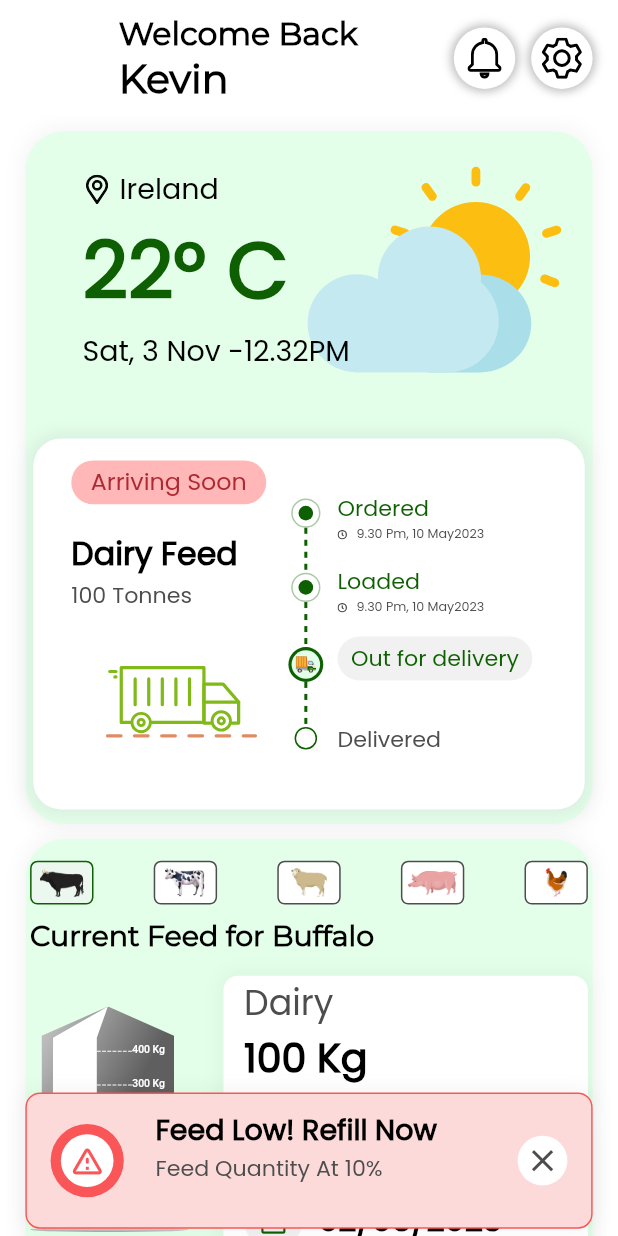
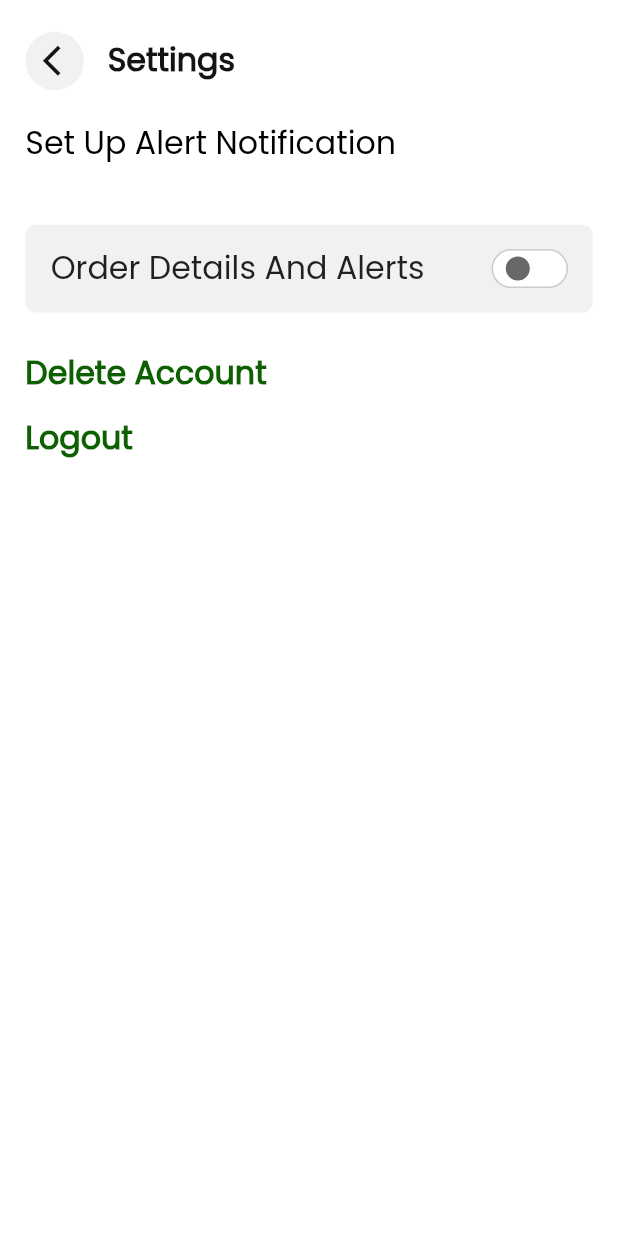
Before and after one commit to kishan06/FarmFeeders, a Flutter app: the Home screen opened by its route, after a tap on an icon or button, on a phone screen of 412 x 824 dp. Run offline on Flutter 3.47's test engine with Material 2 defaults, Android fonts, the phone set to English and light mode, and no system bars; drawn by our look-alikes of dotted_line, flutter_switch, percent_indicator; our stand-ins replace another_flushbar, buttons_tabbar, carousel_slider, dio, dropdown_button2, flutter_dash and 11 more; missing offline and left inert: appinio_video_player, flutter_share; accounts and stored records are empty.

Commit message:
notification

```diff
--- /dev/null
+++ b/lib/Settings.dart
@@ -0,0 +1,476 @@
+import 'package:farmfeeders/Utils/colors.dart';
+import 'package:farmfeeders/Utils/sized_box.dart';
+import 'package:flutter_screenutil/flutter_screenutil.dart';
+import 'package:flutter_switch/flutter_switch.dart';
+import 'package:flutter/material.dart';
+import 'package:flutter_svg/svg.dart';
+import 'package:get/get.dart';
+
+class Settings extends StatefulWidget {
+  const Settings({Key? key}) : super(key: key);
+
+  @override
+  State<Settings> createState() => _SettingsState();
+}
+
+class _SettingsState extends State<Settings> {
+  bool state = false;
+  bool fingerstate = false;
+
+  @override
+  Widget build(BuildContext context) {
+    return Scaffold(
+      backgroundColor: AppColors.white,
+      body: SafeArea(
+        child: SingleChildScrollView(
+          child: Column(
+            crossAxisAlignment: CrossAxisAlignment.start,
+            children: [
+              Padding(
+                padding: EdgeInsets.only(left: 16.w, right: 18.w, top: 20.w),
+                child: Row(
+                  mainAxisAlignment: MainAxisAlignment.start,
+                  children: [
+                    GestureDetector(
+                      onTap: () {
+                        Get.back();
+                      },
+                      child: CircleAvatar(
+                          radius: 20.h,
+                          backgroundColor: Color(0XFFF1F1F1),
+                          child: Center(
+                            child: Padding(
+                              padding: EdgeInsets.only(left: 8.w),
+                              child: Icon(
+                                Icons.arrow_back_ios,
+                                size: 25.h,
+                                color: Color(0xFF141414),
+                              ),
+                            ),
+                          )),
+                    ),
+                    SizedBox(
+                      width: 15.w,
+                    ),
+                    Text(
+                      "Settings",
+                      style: TextStyle(
+                          color: Color(0xFF141414),
+                          fontSize: 20.sp,
+                          fontWeight: FontWeight.w600),
+                    ),
+                    // Spacer(),
+                    // ElevatedButton(
+                    //   onPressed: () {
+                    //     Get.toNamed("/notification");
+                    //   },
+                    //   child: SvgPicture.asset(
+                    //     "assets/images/Notificationicon.svg",
+                    //     width: 20.w,
+                    //     height: 24.h,
+                    //   ),
+                    //   style: ElevatedButton.styleFrom(
+                    //     shape: CircleBorder(),
+                    //     // padding: EdgeInsets.all(10),
+                    //     elevation: 2,
+                    //     backgroundColor: AppColors.white,
+                    //     shadowColor: Color(0xFF444444), // <-- Splash color
+                    //   ),
+                    // )
+                  ],
+                ),
+              ),
+              SizedBox(
+                height: 20.h,
+              ),
+              Row(
+                children: [
+                  Padding(
+                    padding: EdgeInsets.symmetric(horizontal: 16.w),
+                    child: Text(
+                      "Set Up Alert Notification",
+                      textAlign: TextAlign.left,
+                      style: TextStyle(
+                          fontSize: 20.sp,
+                          color: Colors.black,
+                          fontWeight: FontWeight.w400),
+                    ),
+                  ),
+                ],
+              ),
+              SizedBox(
+                height: 39.h,
+              ),
+              Container(
+                decoration: BoxDecoration(
+                  borderRadius: BorderRadius.circular(7.h),
+                  color: AppColors.greyF1F1F1,
+                ),
+
+                margin: EdgeInsets.symmetric(horizontal: 16.w),
+                // color: AppColors.greyF1F1F1,
+                child: CustomListTile(
+                  title: "Order Details And Alerts",
+                  statecontroller: state,
+                  //sizefactor: MediaQuery.of(context).size.width * 0.4,
+                ),
+              ),
+              sizedBoxHeight(25.h),
+              GestureDetector(
+                onTap: () {
+                  buildprofiledeletedialog(context);
+                },
+                child: Padding(
+                  padding: EdgeInsets.symmetric(horizontal: 16.w),
+                  child: Text(
+                    "Delete Account",
+                    style: TextStyle(
+                        fontSize: 20.sp,
+                        color: Color(0XFF0E5F02),
+                        fontFamily: "Poppins",
+                        fontWeight: FontWeight.w600),
+                  ),
+                ),
+              ),
+              sizedBoxHeight(12.h),
+              GestureDetector(
+                onTap: () {
+                  buildprofilelogoutdialog(context);
+                },
+                child: Padding(
+                  padding: EdgeInsets.symmetric(horizontal: 16.w),
+                  child: Text(
+                    "Logout",
+                    style: TextStyle(
+                        fontSize: 20.sp,
+                        color: Color(0XFF0E5F02),
+                        fontFamily: "Poppins",
+                        fontWeight: FontWeight.w600),
+                  ),
+                ),
+              ),
+            ],
+          ),
+        ),
+      ),
+    );
+  }
+
+  buildprofiledeletedialog(context) {
+    return showDialog(
+      context: context,
+      builder: (context) => Column(
+        crossAxisAlignment: CrossAxisAlignment.start,
+        mainAxisAlignment: MainAxisAlignment.center,
+        children: [
+          AlertDialog(
+            insetPadding: EdgeInsets.symmetric(horizontal: 16),
+            backgroundColor: Get.isDarkMode ? Colors.black : Color(0XFFFFFFFF),
+            //contentPadding: EdgeInsets.fromLTRB(96, 32, 96, 28),
+            shape: RoundedRectangleBorder(
+              borderRadius: BorderRadius.all(Radius.circular(20)),
+              side: BorderSide(
+                  color: Get.isDarkMode ? Colors.grey : Color(0XFFFFFFFF)),
+            ),
+            content: Column(
+              mainAxisAlignment: MainAxisAlignment.start,
+              crossAxisAlignment: CrossAxisAlignment.start,
+              children: [
+                //sizedBoxHeight(32.h),
+                Align(
+                  alignment: Alignment.center,
+                  child: Image.asset(
+                    "mailto:assets/images/bin@2x.png",
+                    width: 35.w,
+                    height: 34.h,
+                  ),
+                ),
+                SizedBox(
+                  height: 22.h,
+                ),
+                Align(
+                  alignment: Alignment.center,
+                  child: Text(
+                    "Are you sure you want to Request Deletion Of Your Account?",
+                    textAlign: TextAlign.center,
+                    style: TextStyle(
+                      color: Colors.black,
+                      fontSize: 22.sp,
+                      //fontWeight: FontWeight.w600,
+                    ),
+                  ),
+                ),
+
+                sizedBoxHeight(21.h),
+                Row(
+                  mainAxisAlignment: MainAxisAlignment.spaceAround,
+                  children: [
+                    InkWell(
+                      onTap: () {
+                        Navigator.pop(context);
+                        buildprofiledelete2dialog(context);
+                      },
+                      child: Container(
+                        height: 48.h,
+                        width: 140.w,
+                        decoration: BoxDecoration(
+                            borderRadius: BorderRadius.circular(10.h),
+                            color: AppColors.buttoncolour),
+                        child: Center(
+                          child: Text(
+                            "Yes",
+                            style: TextStyle(
+                                color: AppColors.white, fontSize: 18.sp),
+                          ),
+                        ),
+                      ),
+                    ),
+                    sizedBoxWidth(28.w),
+                    InkWell(
+                      onTap: () {
+                        Navigator.pop(context);
+                      },
+                      child: Container(
+                        height: 48.h,
+                        width: 140.w,
+                        decoration: BoxDecoration(
+                            border: Border.all(color: Color(0XFF0E5F02)),
+                            borderRadius: BorderRadius.circular(10.h),
+                            color: AppColors.white),
+                        child: Center(
+                          child: Text(
+                            "No",
+                            style: TextStyle(
+                                color: AppColors.buttoncolour, fontSize: 18.sp),
+                          ),
+                        ),
+                      ),
+                    ),
+                  ],
+                ),
+              ],
+            ),
+          ),
+        ],
+      ),
+    );
+  }
+
+  buildprofiledelete2dialog(context) {
+    return showDialog(
+        context: context,
+        builder: (context) {
+          Future.delayed(Duration(seconds: 3), () {
+            Navigator.of(context).pop(true);
+          });
+          return Column(
+            mainAxisAlignment: MainAxisAlignment.center,
+            children: [
+              AlertDialog(
+                insetPadding: EdgeInsets.symmetric(horizontal: 16),
+                backgroundColor:
+                    Get.isDarkMode ? Colors.black : Color(0XFFFFFFFF),
+                contentPadding: EdgeInsets.fromLTRB(57.w, 46.h, 57.w, 21.h),
+                shape: RoundedRectangleBorder(
+                  borderRadius: BorderRadius.all(Radius.circular(20)),
+                  side: BorderSide(
+                      color: Get.isDarkMode ? Colors.grey : Color(0XFFFFFFFF)),
+                ),
+                content: Column(
+                  mainAxisAlignment: MainAxisAlignment.start,
+                  crossAxisAlignment: CrossAxisAlignment.start,
+                  children: [
+                    //sizedBoxHeight(46.h),
+                    Align(
+                      alignment: Alignment.center,
+                      child: Text(
+                        "Request Send To The Admin",
+                        textAlign: TextAlign.center,
+                        style: TextStyle(
+                          color: Colors.black,
+                          fontSize: 22.sp,
+                          //fontWeight: FontWeight.w600,
+                        ),
+                      ),
+                    ),
+                    sizedBoxHeight(21.h),
+                    Align(
+                      alignment: Alignment.center,
+                      child: SvgPicture.asset(
+                        "assets/images/profilrcheck.svg",
+                        width: 67.w,
+                        height: 67.h,
+                      ),
+                    ),
+                    // sizedBoxHeight(44.h)
+                  ],
+                ),
+              ),
+            ],
+          );
+        });
+  }
+
+  buildprofilelogoutdialog(context) {
+    return showDialog(
+      context: context,
+      builder: (context) => Column(
+        mainAxisAlignment: MainAxisAlignment.center,
+        children: [
+          AlertDialog(
+            insetPadding: EdgeInsets.symmetric(horizontal: 16),
+            backgroundColor: Get.isDarkMode ? Colors.black : Color(0XFFFFFFFF),
+            //contentPadding: EdgeInsets.fromLTRB(96, 32, 96, 28),
+            shape: RoundedRectangleBorder(
+              borderRadius: BorderRadius.all(Radius.circular(20)),
+              side: BorderSide(
+                  color: Get.isDarkMode ? Colors.grey : Color(0XFFFFFFFF)),
+            ),
+            content: Column(
+              mainAxisAlignment: MainAxisAlignment.start,
+              crossAxisAlignment: CrossAxisAlignment.start,
+              children: [
+                //sizedBoxHeight(32.h),
+                Align(
+                  alignment: Alignment.center,
+                  child: Image.asset(
+                    "assets/images/logout (1)@2x.png",
+                    width: 40.w,
+                    height: 50.h,
+                  ),
+                ),
+                SizedBox(
+                  height: 22.h,
+                ),
+                Align(
+                  alignment: Alignment.center,
+                  child: Text(
+                    "Are you sure you want to Logout?",
+                    textAlign: TextAlign.center,
+                    style: TextStyle(
+                      color: Colors.black,
+                      fontSize: 22.sp,
+                      //fontWeight: FontWeight.w600,
+                    ),
+                  ),
+                ),
+
+                sizedBoxHeight(21.h),
+                Row(
+                  mainAxisAlignment: MainAxisAlignment.spaceAround,
+                  children: [
+                    InkWell(
+                      onTap: () {
+                        Get.toNamed("/loginScreen");
+                      },
+                      child: Container(
+                        height: 48.h,
+                        width: 140.w,
+                        decoration: BoxDecoration(
+                            borderRadius: BorderRadius.circular(10.h),
+                            color: AppColors.buttoncolour),
+                        child: Center(
+                          child: Text(
+                            "Yes",
+                            style: TextStyle(
+                                color: AppColors.white, fontSize: 18.sp),
+                          ),
+                        ),
+                      ),
+                    ),
+                    sizedBoxWidth(28.w),
+                    InkWell(
+                      onTap: () {
+                        Navigator.pop(context);
+                      },
+                      child: Container(
+                        height: 48.h,
+                        width: 140.w,
+                        decoration: BoxDecoration(
+                            border: Border.all(color: Color(0XFF0E5F02)),
+                            borderRadius: BorderRadius.circular(10.h),
+                            color: AppColors.white),
+                        child: Center(
+                          child: Text(
+                            "No",
+                            style: TextStyle(
+                                color: AppColors.buttoncolour, fontSize: 18.sp),
+                          ),
+                        ),
+                      ),
+                    ),
+                  ],
+                ),
+              ],
+            ),
+          ),
+        ],
+      ),
+    );
+  }
+}
+
+class CustomListTile extends StatefulWidget {
+  CustomListTile({
+    Key? key,
+    required this.title,
+    required this.statecontroller,
+    this.addVideoPage = false,
+
+    //required this.sizefactor
+  }) : super(key: key);
+
+  final String? title;
+  bool statecontroller;
+  bool addVideoPage;
+  //double sizefactor;
+
+  @override
+  State<CustomListTile> createState() => _CustomListTileState();
+}
+
+class _CustomListTileState extends State<CustomListTile> {
+  @override
+  Widget build(BuildContext context) {
+    return Container(
+      height: 60.h,
+      child: Padding(
+        padding:
+            EdgeInsets.symmetric(horizontal: widget.addVideoPage ? 0 : 16.w),
+        child: Row(
+          mainAxisAlignment: MainAxisAlignment.spaceBetween,
+          children: [
+            Text(
+              widget.title!,
+              style: TextStyle(
+                fontSize: 20.sp,
+                // color: Color(0XFF4D4D4D),
+              ),
+            ),
+            Spacer(),
+            FlutterSwitch(
+              switchBorder: Border.all(
+                strokeAlign: BorderSide.strokeAlignCenter,
+                style: BorderStyle.solid,
+                width: 1,
+                color: const Color(0xffCCCCCC),
+              ),
+              width: 50.0,
+              height: 25.0,
+              toggleColor: Color(0xFF0E5F02),
+              activeColor: AppColors.white,
+              inactiveColor: Colors.white,
+              inactiveToggleColor: Color(0xff686868),
+              value: widget.statecontroller,
+              onToggle: (val) {
+                setState(() {
+                  widget.statecontroller = val;
+                });
+              },
+            ),
+          ],
+        ),
+      ),
+    );
+  }
+}
--- a/lib/resources/routes/route_name.dart
+++ b/lib/resources/routes/route_name.dart
@@ -27,7 +27,7 @@ class RouteName {
   static const String VideosDetails = '/videosdetails';
   static const String EditNote = '/editnote';
   //other
-  static const String settings = '/settings';
+  static const String notificationSettings = '/notificationSettings';
   static const String home = '/home';
   static const String verifyYourIdentity = '/verifyYourIdentity';
 
@@ -44,10 +44,8 @@ class RouteName {
 
   static const String yourordermain = '/yourordermain';
 
-
   static const String editVideos = '/editVideos';
   static const String feedBack = '/feedBack';
-
 
   static const String ongoingorder = '/ongoingorder';
 
@@ -59,12 +57,7 @@ class RouteName {
 
   static const String connect = '/connect';
 
-
-
-
   static const String feedbackform = '/feedbackform';
   static const String EntryPoint = '/EntryPoint';
-
-
-
+  static const String settings = '/settings';
 }
--- a/lib/resources/routes/routes.dart
+++ b/lib/resources/routes/routes.dart
@@ -1,3 +1,4 @@
+import 'package:farmfeeders/Settings.dart';
 import 'package:farmfeeders/resources/routes/route_name.dart';
 import 'package:farmfeeders/view/Faqs/Accountandappfaq.dart';
 import 'package:farmfeeders/view/Faqs/faqs.dart';
@@ -65,7 +66,7 @@ class AppRoutes {
           page: () => const Notification(),
         ),
         GetPage(
-          name: RouteName.settings,
+          name: RouteName.notificationSettings,
           page: () => const NotificationSettings(),
         ),
         GetPage(
@@ -210,5 +211,11 @@ class AppRoutes {
               // onChanged: (value) => 0,
               ),
         ),
+        GetPage(
+          name: RouteName.settings,
+          page: () => Settings(
+              // onChanged: (value) => 0,
+              ),
+        ),
       ];
 }
--- a/lib/view/Home.dart
+++ b/lib/view/Home.dart
@@ -139,7 +139,7 @@ class _HomeState extends State<Home> {
                       // )
                       InkWell(
                         onTap: () {
-                          // Get.toNamed("/settings");
+                          Get.toNamed("/settings");
                         },
                         child: SvgPicture.asset(
                           "assets/images/Settings.svg",
--- a/lib/view/Notification.dart
+++ b/lib/view/Notification.dart
@@ -98,7 +98,7 @@ class _NotificationState extends State<Notification> {
                         children: [
                           InkWell(
                             onTap: () {
-                              Get.toNamed("/settings");
+                              Get.toNamed("/notificationSettings");
                             },
                             child: SvgPicture.asset(
                               "assets/images/setting-svgrepo-com (1).svg",
```
Also changed, not shown: lib/view/Side Menu/NavigateTo pages/ConnectExpert.dart (+0 -111 lines).
